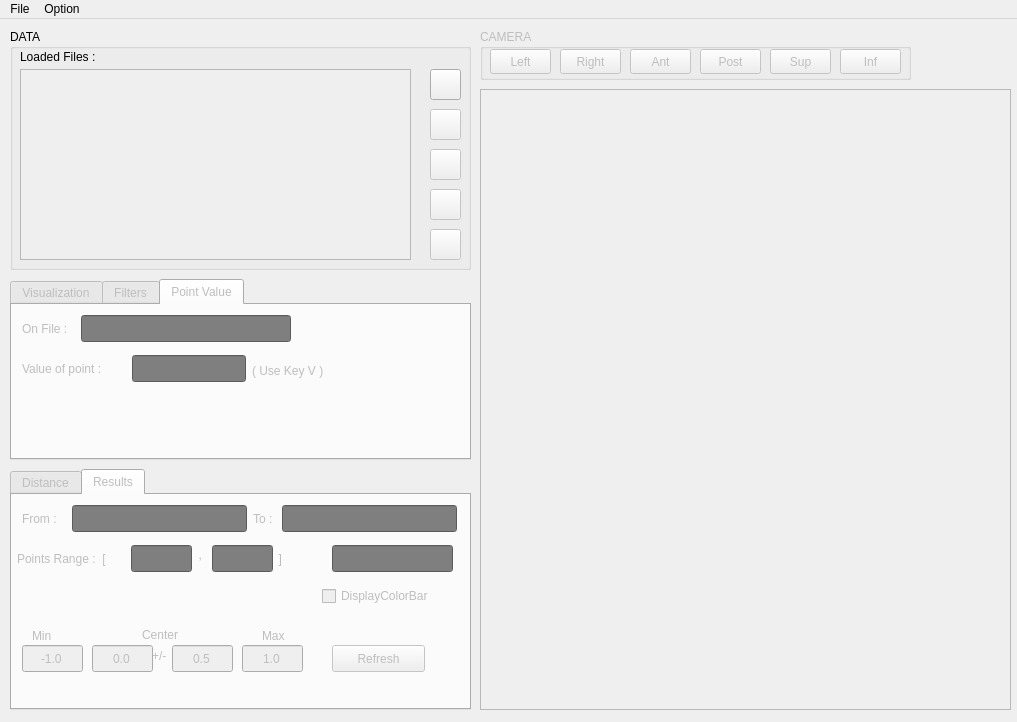
First picture: the form in 3DMeshMetric/meshMetricGui.ui, repository juliettepera/3DMetricTools, before the edit.
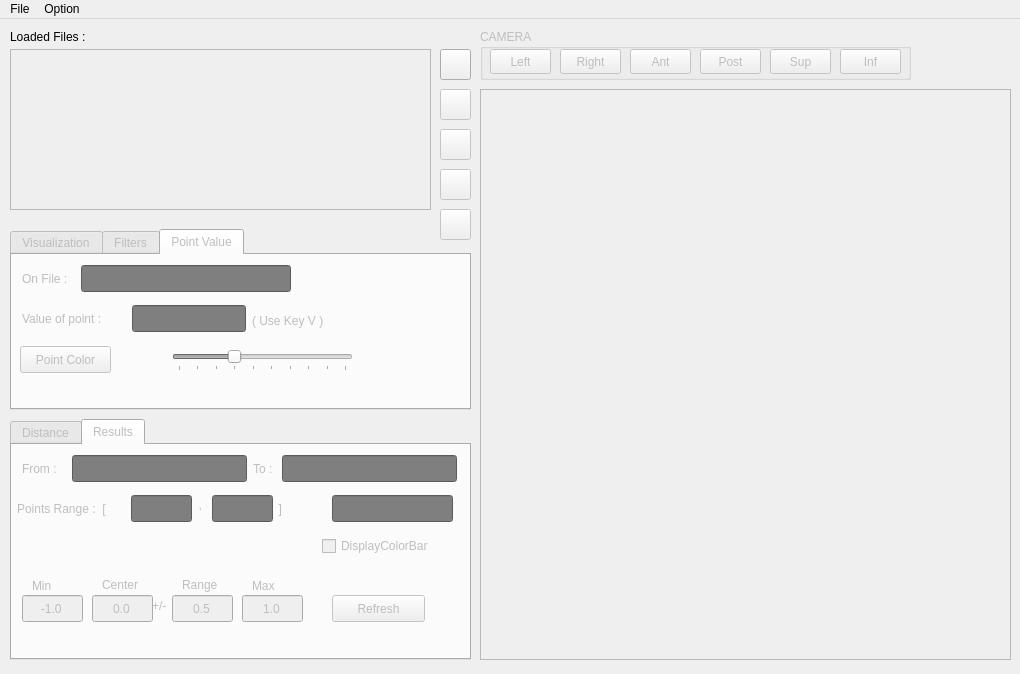
Second picture: the form after the edit. The open tabs and pages were chosen to show the change. Custom widgets are drawn as their Qt base class.

Commit message: ENH: dot on selected point with user changeable size and color

Diff of the .ui file:
```diff
--- a/3DMeshMetric/meshMetricGui.ui
+++ b/3DMeshMetric/meshMetricGui.ui
@@ -9,14 +9,14 @@
    <rect>
     <x>0</x>
     <y>0</y>
-    <width>1017</width>
-    <height>722</height>
+    <width>1020</width>
+    <height>674</height>
    </rect>
   </property>
   <property name="minimumSize">
    <size>
-    <width>1017</width>
-    <height>722</height>
+    <width>1020</width>
+    <height>674</height>
    </size>
   </property>
   <property name="acceptDrops">
@@ -32,201 +32,6 @@
    <bool>false</bool>
   </property>
   <widget class="QWidget" name="centralwidget">
-   <widget class="QGroupBox" name="groupBoxVisualization">
-    <property name="geometry">
-     <rect>
-      <x>10</x>
-      <y>10</y>
-      <width>461</width>
-      <height>241</height>
-     </rect>
-    </property>
-    <property name="title">
-     <string>DATA</string>
-    </property>
-    <widget class="QLabel" name="labelLoaded">
-     <property name="geometry">
-      <rect>
-       <x>10</x>
-       <y>20</y>
-       <width>111</width>
-       <height>16</height>
-      </rect>
-     </property>
-     <property name="text">
-      <string>Loaded Files :</string>
-     </property>
-    </widget>
-    <widget class="QPushButton" name="pushButtonDelete">
-     <property name="enabled">
-      <bool>false</bool>
-     </property>
-     <property name="geometry">
-      <rect>
-       <x>420</x>
-       <y>120</y>
-       <width>31</width>
-       <height>31</height>
-      </rect>
-     </property>
-     <property name="toolTip">
-      <string>close all files</string>
-     </property>
-     <property name="text">
-      <string/>
-     </property>
-    </widget>
-    <widget class="QListWidget" name="listWidgetLoadedMesh">
-     <property name="enabled">
-      <bool>false</bool>
-     </property>
-     <property name="geometry">
-      <rect>
-       <x>10</x>
-       <y>40</y>
-       <width>391</width>
-       <height>191</height>
-      </rect>
-     </property>
-     <property name="palette">
-      <palette>
-       <active>
-        <colorrole role="Shadow">
-         <brush brushstyle="SolidPattern">
-          <color alpha="255">
-           <red>134</red>
-           <green>171</green>
-           <blue>217</blue>
-          </color>
-         </brush>
-        </colorrole>
-       </active>
-       <inactive>
-        <colorrole role="Shadow">
-         <brush brushstyle="SolidPattern">
-          <color alpha="255">
-           <red>134</red>
-           <green>171</green>
-           <blue>217</blue>
-          </color>
-         </brush>
-        </colorrole>
-       </inactive>
-       <disabled>
-        <colorrole role="Shadow">
-         <brush brushstyle="SolidPattern">
-          <color alpha="255">
-           <red>134</red>
-           <green>171</green>
-           <blue>217</blue>
-          </color>
-         </brush>
-        </colorrole>
-       </disabled>
-      </palette>
-     </property>
-     <property name="dragEnabled">
-      <bool>false</bool>
-     </property>
-     <property name="dragDropMode">
-      <enum>QAbstractItemView::NoDragDrop</enum>
-     </property>
-     <property name="selectionMode">
-      <enum>QAbstractItemView::SingleSelection</enum>
-     </property>
-    </widget>
-    <widget class="QPushButton" name="pushButtonDisplayAll">
-     <property name="enabled">
-      <bool>false</bool>
-     </property>
-     <property name="geometry">
-      <rect>
-       <x>420</x>
-       <y>160</y>
-       <width>31</width>
-       <height>31</height>
-      </rect>
-     </property>
-     <property name="toolTip">
-      <string>display all files</string>
-     </property>
-     <property name="text">
-      <string/>
-     </property>
-     <property name="autoDefault">
-      <bool>false</bool>
-     </property>
-     <property name="default">
-      <bool>false</bool>
-     </property>
-     <property name="flat">
-      <bool>false</bool>
-     </property>
-    </widget>
-    <widget class="QPushButton" name="pushButtonAdd">
-     <property name="geometry">
-      <rect>
-       <x>420</x>
-       <y>40</y>
-       <width>31</width>
-       <height>31</height>
-      </rect>
-     </property>
-     <property name="toolTip">
-      <string>add files</string>
-     </property>
-     <property name="text">
-      <string/>
-     </property>
-    </widget>
-    <widget class="QPushButton" name="pushButtonDeleteOne">
-     <property name="enabled">
-      <bool>false</bool>
-     </property>
-     <property name="geometry">
-      <rect>
-       <x>420</x>
-       <y>80</y>
-       <width>31</width>
-       <height>31</height>
-      </rect>
-     </property>
-     <property name="toolTip">
-      <string>close selected file</string>
-     </property>
-     <property name="text">
-      <string/>
-     </property>
-    </widget>
-    <widget class="QPushButton" name="pushButtonHideAll">
-     <property name="enabled">
-      <bool>false</bool>
-     </property>
-     <property name="geometry">
-      <rect>
-       <x>420</x>
-       <y>200</y>
-       <width>31</width>
-       <height>31</height>
-      </rect>
-     </property>
-     <property name="toolTip">
-      <string>hide all files</string>
-     </property>
-     <property name="text">
-      <string/>
-     </property>
-     <property name="autoDefault">
-      <bool>false</bool>
-     </property>
-     <property name="default">
-      <bool>false</bool>
-     </property>
-     <property name="flat">
-      <bool>false</bool>
-     </property>
-    </widget>
-   </widget>
    <widget class="QGroupBox" name="groupBoxCamera">
     <property name="enabled">
      <bool>false</bool>
@@ -348,13 +153,13 @@
       <x>480</x>
       <y>70</y>
       <width>531</width>
-      <height>621</height>
+      <height>571</height>
      </rect>
     </property>
     <property name="minimumSize">
      <size>
       <width>531</width>
-      <height>621</height>
+      <height>571</height>
      </size>
     </property>
     <property name="contextMenuPolicy">
@@ -375,7 +180,7 @@
        <x>0</x>
        <y>0</y>
        <width>529</width>
-       <height>619</height>
+       <height>569</height>
       </rect>
      </property>
     </widget>
@@ -387,7 +192,7 @@
     <property name="geometry">
      <rect>
       <x>10</x>
-      <y>260</y>
+      <y>210</y>
       <width>461</width>
       <height>181</height>
      </rect>
@@ -2025,6 +1830,79 @@
        <string>( Use Key V )</string>
       </property>
      </widget>
+     <widget class="QPushButton" name="pushButtonColorCloud">
+      <property name="geometry">
+       <rect>
+        <x>8</x>
+        <y>91</y>
+        <width>91</width>
+        <height>27</height>
+       </rect>
+      </property>
+      <property name="toolTip">
+       <string>change the color of the selected point</string>
+      </property>
+      <property name="text">
+       <string>Point Color</string>
+      </property>
+     </widget>
+     <widget class="QSlider" name="horizontalSliderCloudRadius">
+      <property name="geometry">
+       <rect>
+        <x>160</x>
+        <y>95</y>
+        <width>181</width>
+        <height>21</height>
+       </rect>
+      </property>
+      <property name="toolTip">
+       <string>change the size of the selected point</string>
+      </property>
+      <property name="minimum">
+       <number>1</number>
+      </property>
+      <property name="maximum">
+       <number>10</number>
+      </property>
+      <property name="value">
+       <number>4</number>
+      </property>
+      <property name="orientation">
+       <enum>Qt::Horizontal</enum>
+      </property>
+      <property name="tickPosition">
+       <enum>QSlider::TicksBelow</enum>
+      </property>
+      <property name="tickInterval">
+       <number>1</number>
+      </property>
+     </widget>
+     <widget class="QLabel" name="labelMiniBubble">
+      <property name="geometry">
+       <rect>
+        <x>120</x>
+        <y>90</y>
+        <width>36</width>
+        <height>36</height>
+       </rect>
+      </property>
+      <property name="text">
+       <string/>
+      </property>
+     </widget>
+     <widget class="QLabel" name="labelMaxiBubble">
+      <property name="geometry">
+       <rect>
+        <x>350</x>
+        <y>90</y>
+        <width>31</width>
+        <height>31</height>
+       </rect>
+      </property>
+      <property name="text">
+       <string/>
+      </property>
+     </widget>
     </widget>
    </widget>
    <widget class="QTabWidget" name="tabWidgetError">
@@ -2034,7 +1912,7 @@
     <property name="geometry">
      <rect>
       <x>10</x>
-      <y>450</y>
+      <y>400</y>
       <width>461</width>
       <height>241</height>
      </rect>
@@ -5445,7 +5323,7 @@
      <widget class="QLabel" name="label_2">
       <property name="geometry">
        <rect>
-        <x>250</x>
+        <x>240</x>
         <y>130</y>
         <width>31</width>
         <height>21</height>
@@ -5471,7 +5349,7 @@
      <widget class="QLabel" name="label_5">
       <property name="geometry">
        <rect>
-        <x>130</x>
+        <x>90</x>
         <y>130</y>
         <width>45</width>
         <height>20</height>
@@ -5598,15 +5476,213 @@
        <string>Refresh</string>
       </property>
      </widget>
+     <widget class="QLabel" name="label_7">
+      <property name="geometry">
+       <rect>
+        <x>170</x>
+        <y>130</y>
+        <width>45</width>
+        <height>20</height>
+       </rect>
+      </property>
+      <property name="text">
+       <string>Range</string>
+      </property>
+     </widget>
     </widget>
    </widget>
+   <widget class="QPushButton" name="pushButtonAdd">
+    <property name="geometry">
+     <rect>
+      <x>440</x>
+      <y>30</y>
+      <width>31</width>
+      <height>31</height>
+     </rect>
+    </property>
+    <property name="toolTip">
+     <string>add files</string>
+    </property>
+    <property name="text">
+     <string/>
+    </property>
+   </widget>
+   <widget class="QPushButton" name="pushButtonDelete">
+    <property name="enabled">
+     <bool>false</bool>
+    </property>
+    <property name="geometry">
+     <rect>
+      <x>440</x>
+      <y>110</y>
+      <width>31</width>
+      <height>31</height>
+     </rect>
+    </property>
+    <property name="toolTip">
+     <string>close all files</string>
+    </property>
+    <property name="text">
+     <string/>
+    </property>
+   </widget>
+   <widget class="QListWidget" name="listWidgetLoadedMesh">
+    <property name="enabled">
+     <bool>false</bool>
+    </property>
+    <property name="geometry">
+     <rect>
+      <x>10</x>
+      <y>30</y>
+      <width>421</width>
+      <height>161</height>
+     </rect>
+    </property>
+    <property name="palette">
+     <palette>
+      <active>
+       <colorrole role="Shadow">
+        <brush brushstyle="SolidPattern">
+         <color alpha="255">
+          <red>134</red>
+          <green>171</green>
+          <blue>217</blue>
+         </color>
+        </brush>
+       </colorrole>
+      </active>
+      <inactive>
+       <colorrole role="Shadow">
+        <brush brushstyle="SolidPattern">
+         <color alpha="255">
+          <red>134</red>
+          <green>171</green>
+          <blue>217</blue>
+         </color>
+        </brush>
+       </colorrole>
+      </inactive>
+      <disabled>
+       <colorrole role="Shadow">
+        <brush brushstyle="SolidPattern">
+         <color alpha="255">
+          <red>134</red>
+          <green>171</green>
+          <blue>217</blue>
+         </color>
+        </brush>
+       </colorrole>
+      </disabled>
+     </palette>
+    </property>
+    <property name="dragEnabled">
+     <bool>false</bool>
+    </property>
+    <property name="dragDropMode">
+     <enum>QAbstractItemView::NoDragDrop</enum>
+    </property>
+    <property name="selectionMode">
+     <enum>QAbstractItemView::SingleSelection</enum>
+    </property>
+   </widget>
+   <widget class="QPushButton" name="pushButtonHideAll">
+    <property name="enabled">
+     <bool>false</bool>
+    </property>
+    <property name="geometry">
+     <rect>
+      <x>440</x>
+      <y>190</y>
+      <width>31</width>
+      <height>31</height>
+     </rect>
+    </property>
+    <property name="toolTip">
+     <string>hide all files</string>
+    </property>
+    <property name="text">
+     <string/>
+    </property>
+    <property name="autoDefault">
+     <bool>false</bool>
+    </property>
+    <property name="default">
+     <bool>false</bool>
+    </property>
+    <property name="flat">
+     <bool>false</bool>
+    </property>
+   </widget>
+   <widget class="QLabel" name="labelLoaded">
+    <property name="geometry">
+     <rect>
+      <x>10</x>
+      <y>10</y>
+      <width>111</width>
+      <height>16</height>
+     </rect>
+    </property>
+    <property name="text">
+     <string>Loaded Files :</string>
+    </property>
+    <property name="textFormat">
+     <enum>Qt::AutoText</enum>
+    </property>
+   </widget>
+   <widget class="QPushButton" name="pushButtonDeleteOne">
+    <property name="enabled">
+     <bool>false</bool>
+    </property>
+    <property name="geometry">
+     <rect>
+      <x>440</x>
+      <y>70</y>
+      <width>31</width>
+      <height>31</height>
+     </rect>
+    </property>
+    <property name="toolTip">
+     <string>close selected file</string>
+    </property>
+    <property name="text">
+     <string/>
+    </property>
+   </widget>
+   <widget class="QPushButton" name="pushButtonDisplayAll">
+    <property name="enabled">
+     <bool>false</bool>
+    </property>
+    <property name="geometry">
+     <rect>
+      <x>440</x>
+      <y>150</y>
+      <width>31</width>
+      <height>31</height>
+     </rect>
+    </property>
+    <property name="toolTip">
+     <string>display all files</string>
+    </property>
+    <property name="text">
+     <string/>
+    </property>
+    <property name="autoDefault">
+     <bool>false</bool>
+    </property>
+    <property name="default">
+     <bool>false</bool>
+    </property>
+    <property name="flat">
+     <bool>false</bool>
+    </property>
+   </widget>
   </widget>
   <widget class="QMenuBar" name="menubar">
    <property name="geometry">
     <rect>
      <x>0</x>
      <y>0</y>
-     <width>1017</width>
+     <width>1020</width>
      <height>25</height>
     </rect>
    </property>
```
The commit also changes 7 other files.
